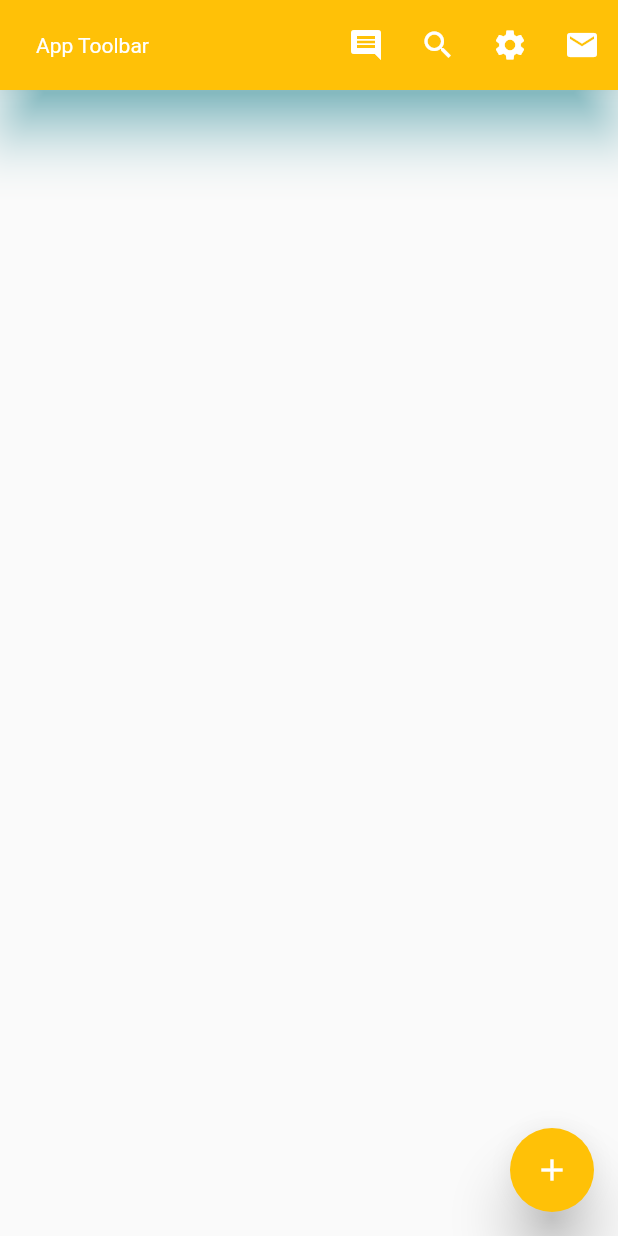
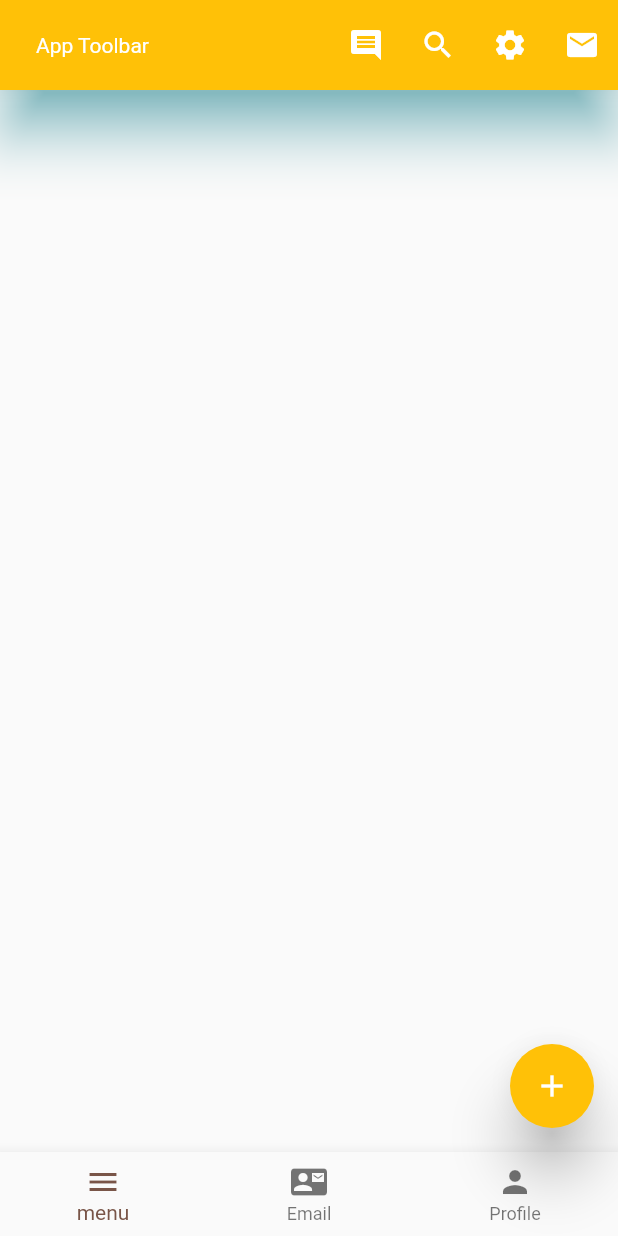
Before and after one commit to EusufUddin8926/test_project, a Flutter app: the screen it shows after launch, on a phone screen of 412 x 824 dp. Run offline on Flutter 3.47's test engine with Material 2 defaults, Android fonts, the phone set to English and light mode, and no system bars.

Commit message:
Add bottom navigation menu with snakbar msg

```diff
--- a/lib/main.dart
+++ b/lib/main.dart
@@ -52,6 +52,25 @@ class HomeScreen extends StatelessWidget {
         child: Icon(Icons.add),
         onPressed: (){mySnackbar("Float button clicked", context);},
       ),
+      bottomNavigationBar: BottomNavigationBar(
+        currentIndex: 0,
+        items: [
+          BottomNavigationBarItem(icon: Icon(Icons.menu), label: "menu"),
+          BottomNavigationBarItem(icon: Icon(Icons.contact_mail), label: "Email"),
+          BottomNavigationBarItem(icon: Icon(Icons.person), label: "Profile")
+        ],
+        onTap: (int index){
+          if(index==0){
+            mySnackbar("I am Botton tab menu.", context);
+          }
+          if(index==1){
+            mySnackbar("I am Botton tab mail.", context);
+          }
+          if(index==2){
+            mySnackbar("I am Botton tab person.", context);
+          }
+        },
+      ),
     );
   }
 }
```
